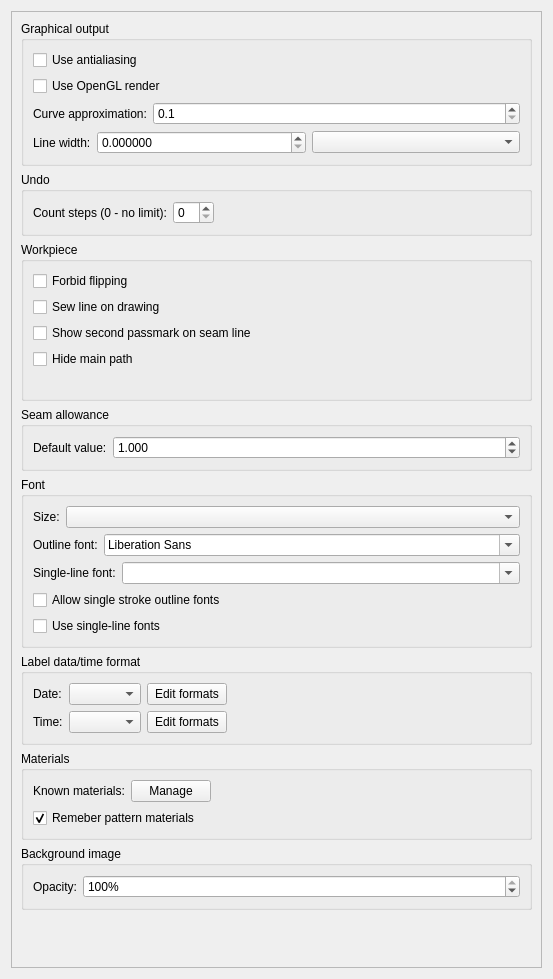
Qt form src/app/valentina/dialogs/configpages/preferencespatternpage.ui (dismine/valentina) before a commit.
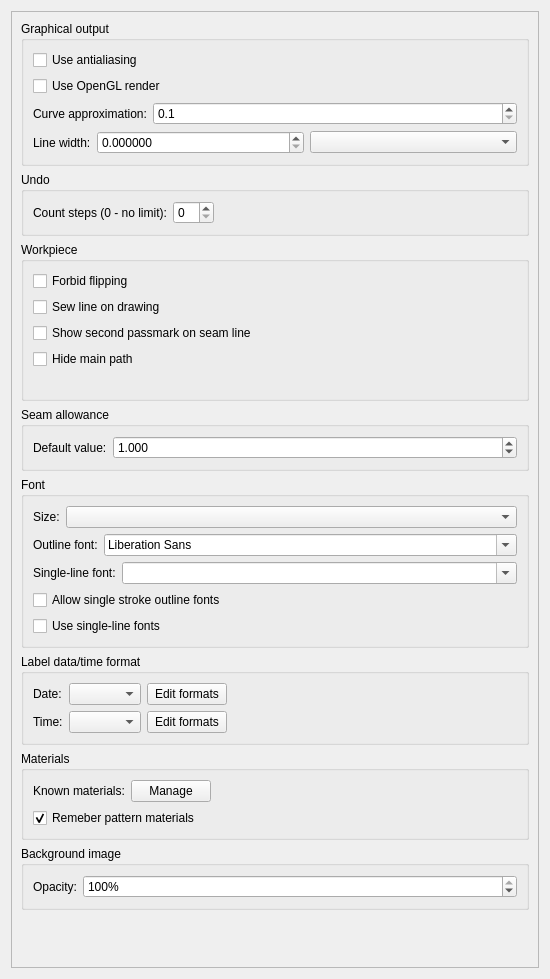
The same form after that commit.

```diff
--- a/src/app/valentina/dialogs/configpages/preferencespatternpage.ui
+++ b/src/app/valentina/dialogs/configpages/preferencespatternpage.ui
@@ -6,16 +6,28 @@
    <rect>
     <x>0</x>
     <y>0</y>
-    <width>553</width>
+    <width>550</width>
     <height>979</height>
    </rect>
   </property>
+  <property name="sizePolicy">
+   <sizepolicy hsizetype="Maximum" vsizetype="Preferred">
+    <horstretch>0</horstretch>
+    <verstretch>0</verstretch>
+   </sizepolicy>
+  </property>
   <property name="windowTitle">
    <string notr="true">Pattern</string>
   </property>
   <layout class="QVBoxLayout" name="verticalLayout_5">
+   <property name="sizeConstraint">
+    <enum>QLayout::SetMaximumSize</enum>
+   </property>
    <item>
     <widget class="QScrollArea" name="scrollArea">
+     <property name="sizeAdjustPolicy">
+      <enum>QAbstractScrollArea::AdjustToContentsOnFirstShow</enum>
+     </property>
      <property name="widgetResizable">
       <bool>true</bool>
      </property>
```
